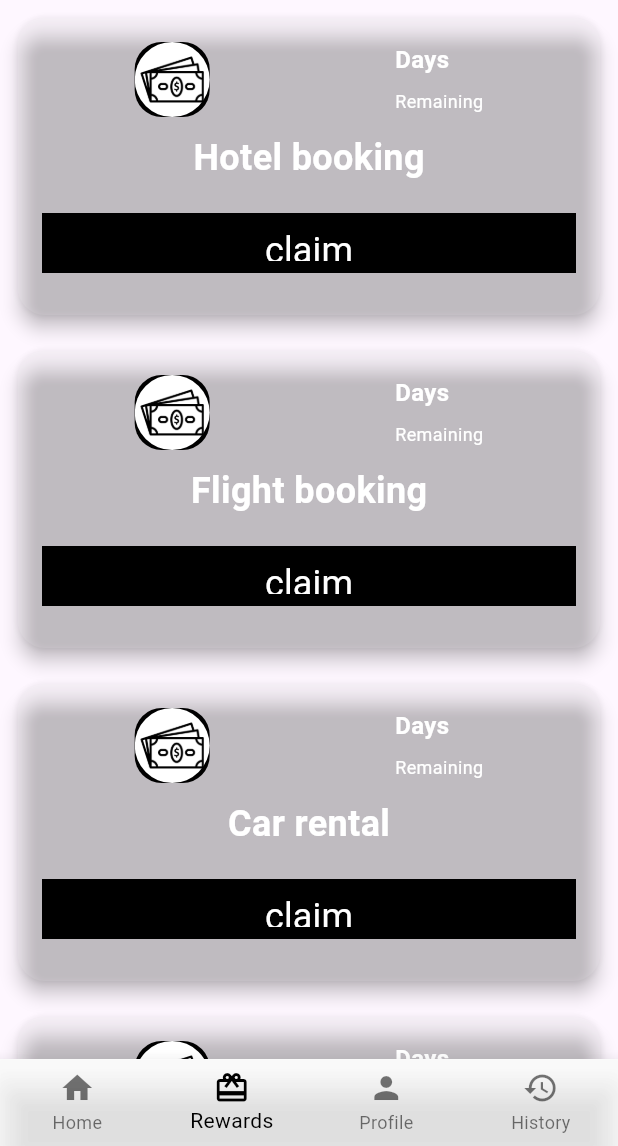
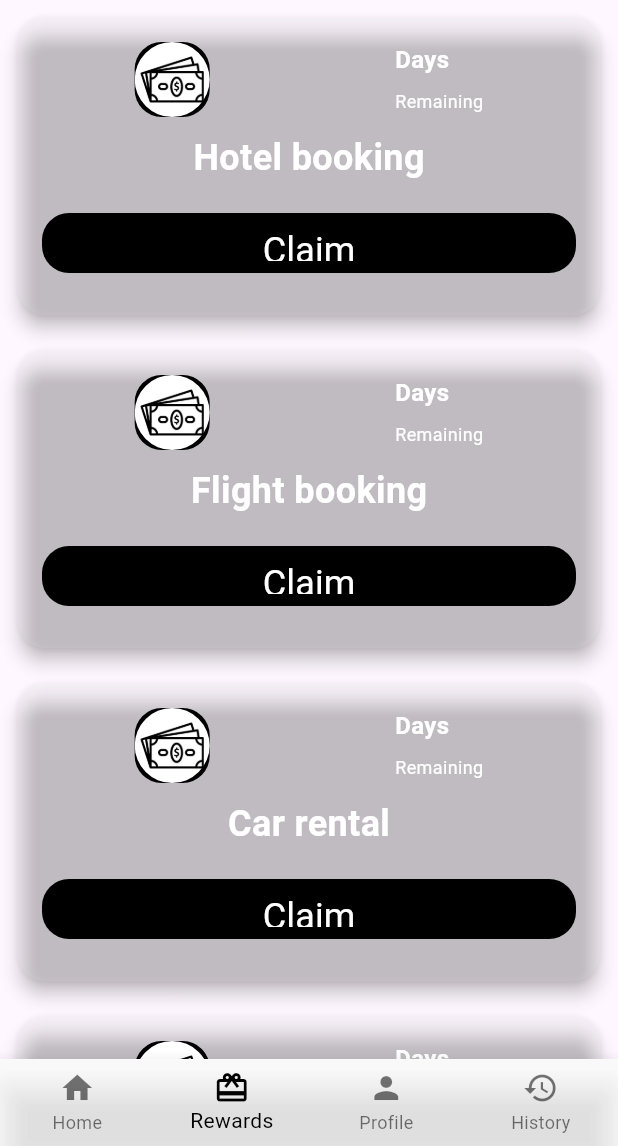
Before and after one commit to fidelmak/summary_page, a Flutter app: the screen it shows after launch, item 2 of the bottom bar chosen, on a phone screen of 412 x 824 dp, the part 90-1236 px from its top. Run offline on Flutter 3.47's test engine with Material 3 defaults, Android fonts, the phone set to English and light mode, and no system bars; our stand-ins replace flutter_riverpod.

Commit message:
fixed the button error

```diff
--- a/lib/widgets/custom_card2.dart
+++ b/lib/widgets/custom_card2.dart
@@ -6,11 +6,12 @@ class CustomCard2 extends StatelessWidget {
   final String name;
   final VoidCallback press;
 
-  CustomCard2(
-      {required this.text1,
+  CustomCard2({
+    required this.text1,
     required this.text2,
     required this.press,
-      required this.name});
+    required this.name,
+  });
 
   @override
   Widget build(BuildContext context) {
@@ -38,8 +39,7 @@ class CustomCard2 extends StatelessWidget {
                   child: ClipOval(
                     child: Image.asset(
                       'assets/images/money.jpeg',
-                      fit: BoxFit
-                          .cover, // To ensure the image fits the container
+                      fit: BoxFit.cover, // Ensure the image fits the container
                     ),
                   ),
                 ),
@@ -78,35 +78,32 @@ class CustomCard2 extends StatelessWidget {
                       color: Colors.white,
                       fontSize: 24,
                       fontWeight: FontWeight.bold),
-                )
+                ),
               ],
             ),
-            //////
             SizedBox(
               height: 20,
             ),
-
             Container(
               height: 40,
               decoration: BoxDecoration(
                 color: Colors.black,
-                  borderRadius: BorderRadius.circular(0),
+                borderRadius: BorderRadius.circular(18),
               ),
-                child: Expanded(
               child: TextButton(
                 onPressed: press,
                 child: Center(
                   child: Text(
-                          "claim",
+                    "Claim",
                     style: TextStyle(
                         color: Colors.white,
                         fontSize: 24,
                         fontWeight: FontWeight.normal),
                   ),
-                      )),
-                )),
+                ),
+              ),
+            ),
           ],
-          ///////////
         ),
       ),
     );
```
Lines whose indentation alone changed are shown as unchanged.
